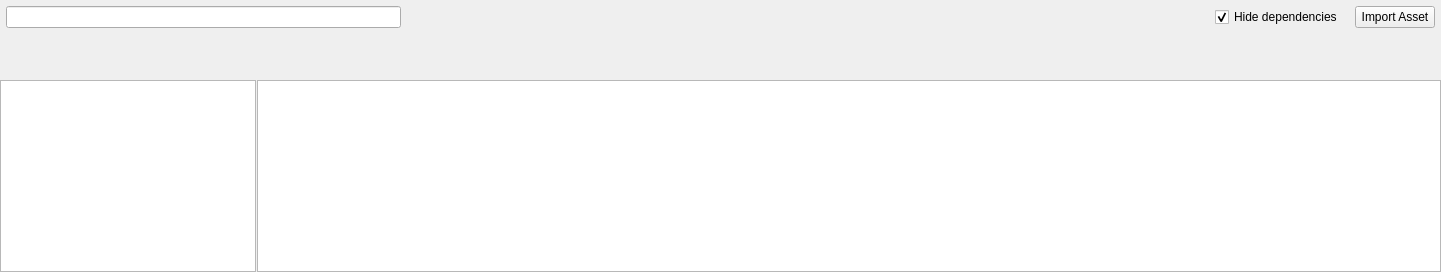
Old version of the form src/widgets/assetwidget.ui in the repository jahshaka/Studio.
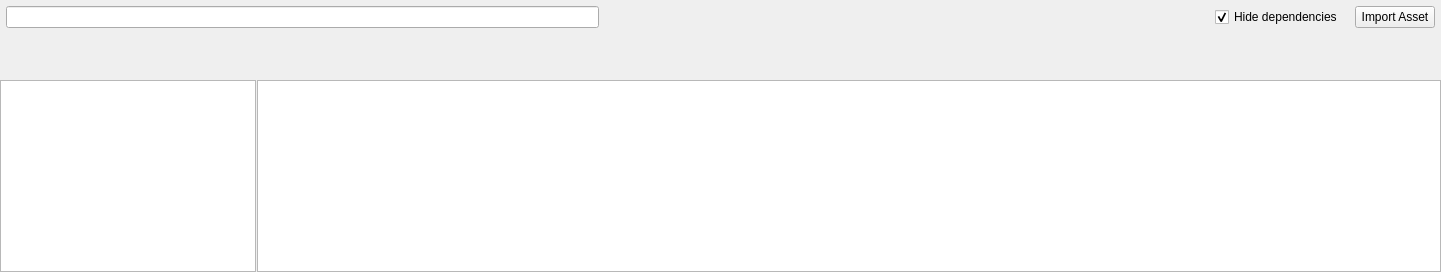
New version of the form.

Commit message: Allow filtering assets via dropdown

Patch:
```diff
--- a/src/widgets/assetwidget.ui
+++ b/src/widgets/assetwidget.ui
@@ -75,19 +75,6 @@
       <item>
        <widget class="QWidget" name="filterWidget" native="true"/>
       </item>
-      <item>
-       <spacer name="horizontalSpacer">
-        <property name="orientation">
-         <enum>Qt::Horizontal</enum>
-        </property>
-        <property name="sizeHint" stdset="0">
-         <size>
-          <width>40</width>
-          <height>20</height>
-         </size>
-        </property>
-       </spacer>
-      </item>
       <item>
        <widget class="QCheckBox" name="hideDeps">
         <property name="text">
```
The commit also changes 2 other files.
